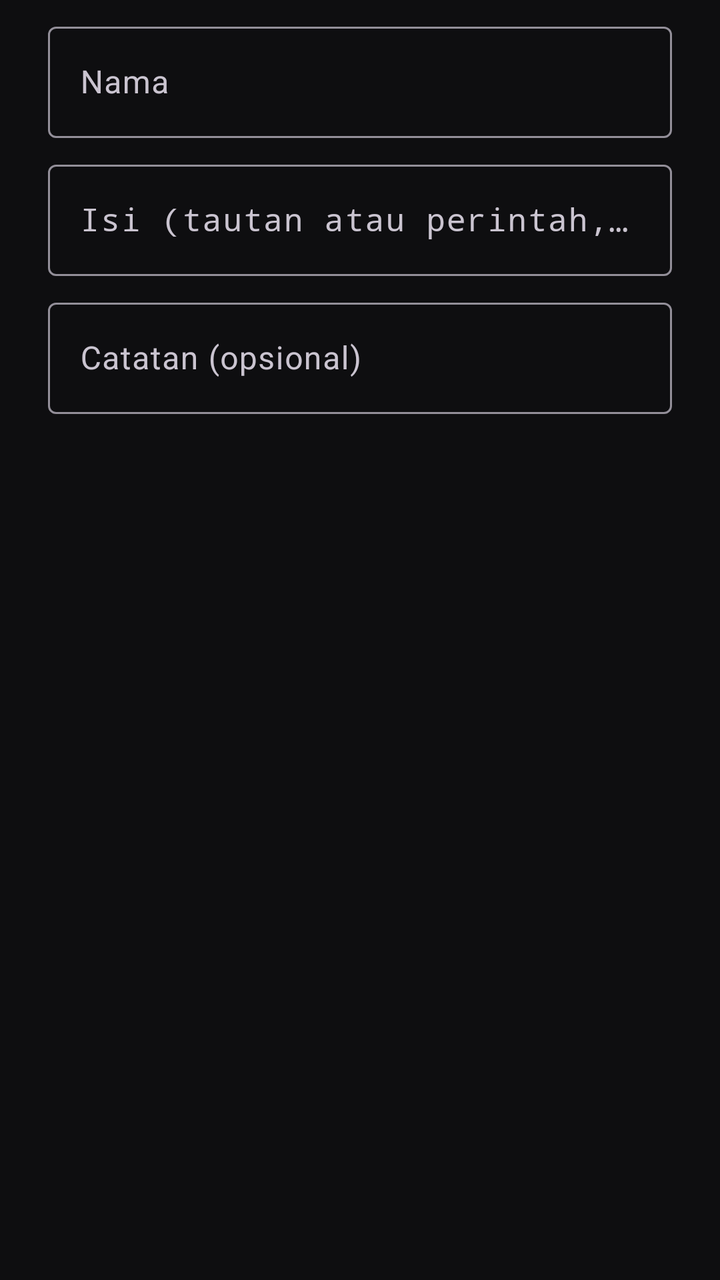
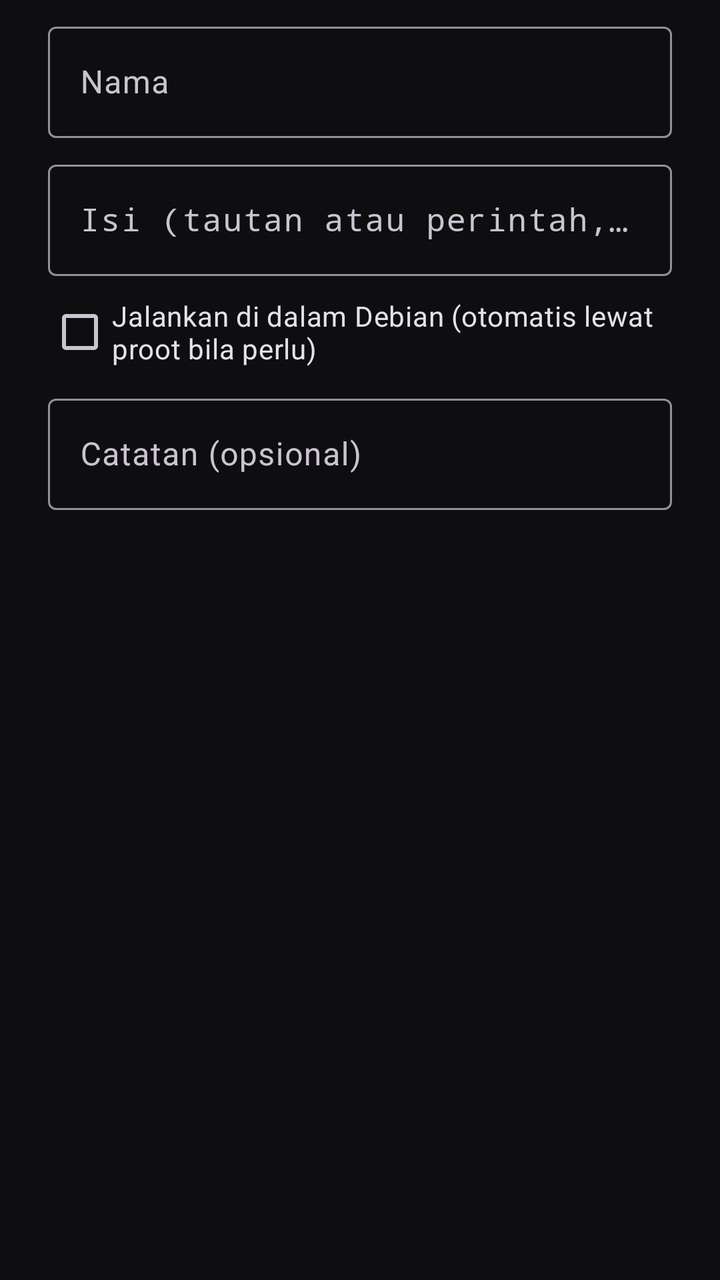

Screens rendered from an Android XML layout before and after an edit, with the pre-edit source and the edit as a unified diff.
<!-- AndroidManifest.xml: another module's application theme Theme.Molina -->
<!-- res/layout/dialog_library_entry.xml -->
<?xml version="1.0" encoding="utf-8"?>
<LinearLayout xmlns:android="http://schemas.android.com/apk/res/android"
    android:layout_width="match_parent"
    android:layout_height="wrap_content"
    android:orientation="vertical"
    android:paddingStart="24dp"
    android:paddingTop="8dp"
    android:paddingEnd="24dp"
    android:paddingBottom="8dp">

    <com.google.android.material.textfield.TextInputLayout
        android:id="@+id/library_layout_name"
        android:layout_width="match_parent"
        android:layout_height="wrap_content"
        android:hint="@string/library_field_name">

        <com.google.android.material.textfield.TextInputEditText
            android:id="@+id/library_input_name"
            android:layout_width="match_parent"
            android:layout_height="wrap_content"
            android:inputType="text|textCapSentences"
            android:maxLines="1" />
    </com.google.android.material.textfield.TextInputLayout>

    <com.google.android.material.textfield.TextInputLayout
        android:id="@+id/library_layout_content"
        android:layout_width="match_parent"
        android:layout_height="wrap_content"
        android:layout_marginTop="8dp"
        android:hint="@string/library_field_content">

        <com.google.android.material.textfield.TextInputEditText
            android:id="@+id/library_input_content"
            android:layout_width="match_parent"
            android:layout_height="wrap_content"
            android:fontFamily="monospace"
            android:inputType="text|textNoSuggestions" />
    </com.google.android.material.textfield.TextInputLayout>

    <com.google.android.material.textfield.TextInputLayout
        android:id="@+id/library_layout_note"
        android:layout_width="match_parent"
        android:layout_height="wrap_content"
        android:layout_marginTop="8dp"
        android:hint="@string/library_field_note">

        <com.google.android.material.textfield.TextInputEditText
            android:id="@+id/library_input_note"
            android:layout_width="match_parent"
            android:layout_height="wrap_content"
            android:inputType="text|textCapSentences" />
    </com.google.android.material.textfield.TextInputLayout>
</LinearLayout>
<!-- resources referenced by this layout -->
<resources>
  <string name="library_field_content">Isi (tautan atau perintah, satu baris)</string>
  <string name="library_field_name">Nama</string>
  <string name="library_field_note">Catatan (opsional)</string>
  <style name="Theme.Molina" parent="Theme.Material3.Dark.NoActionBar">
          <item name="colorPrimary">@color/molina_amber</item>
          <item name="colorOnPrimary">@color/molina_bg</item>
          <item name="colorSecondaryContainer">@color/molina_amber_container</item>
          <item name="colorSurface">@color/molina_surface</item>
          <item name="android:colorBackground">@color/molina_bg</item>
          <item name="android:windowBackground">@color/molina_bg</item>
          <item name="android:statusBarColor">@color/molina_bg</item>
          <item name="android:navigationBarColor">@color/molina_surface</item>
      </style>
  <color name="molina_amber">#FFB300</color>
  <color name="molina_bg">#0E0E10</color>
  <color name="molina_amber_container">#33FFB300</color>
  <color name="molina_surface">#16161A</color>
</resources>

<!-- the commit's change to res/layout/dialog_library_entry.xml (unified diff, before → after) -->
@@ -37,11 +37,18 @@
             android:inputType="text|textNoSuggestions" />
     </com.google.android.material.textfield.TextInputLayout>
 
+    <com.google.android.material.checkbox.MaterialCheckBox
+        android:id="@+id/library_input_debian"
+        android:layout_width="match_parent"
+        android:layout_height="wrap_content"
+        android:layout_marginTop="4dp"
+        android:text="@string/library_field_debian" />
+
     <com.google.android.material.textfield.TextInputLayout
         android:id="@+id/library_layout_note"
         android:layout_width="match_parent"
         android:layout_height="wrap_content"
-        android:layout_marginTop="8dp"
+        android:layout_marginTop="4dp"
         android:hint="@string/library_field_note">
 
         <com.google.android.material.textfield.TextInputEditText
<!-- resource entries referenced after the edit -->
@@ -1,6 +1,7 @@
 <!-- resources referenced by this layout -->
 <resources>
   <string name="library_field_content">Isi (tautan atau perintah, satu baris)</string>
+  <string name="library_field_debian">Jalankan di dalam Debian (otomatis lewat proot bila perlu)</string>
   <string name="library_field_name">Nama</string>
   <string name="library_field_note">Catatan (opsional)</string>
   <style name="Theme.Molina" parent="Theme.Material3.Dark.NoActionBar">
